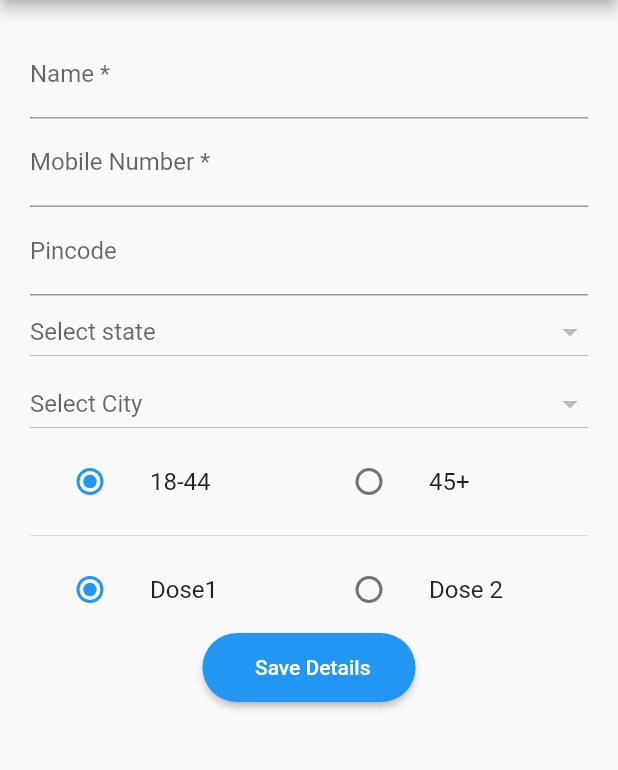
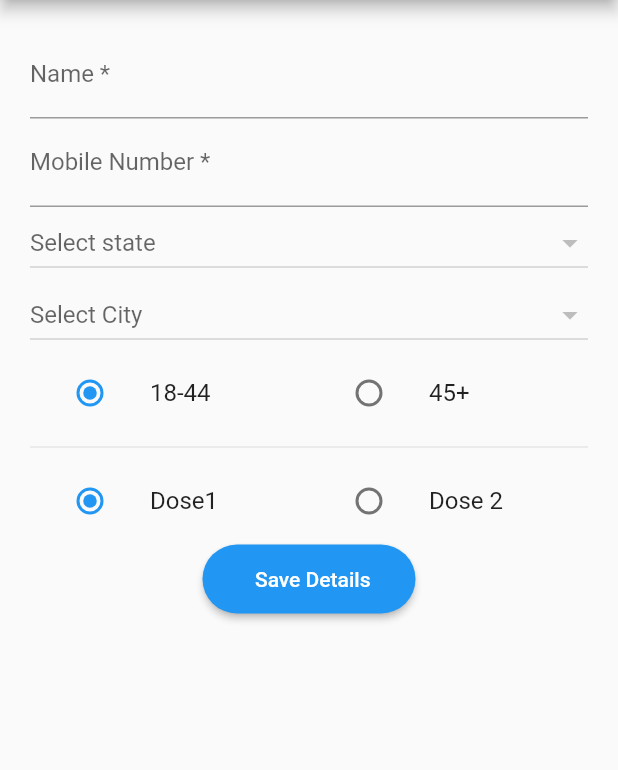
Before and after one commit to SaurishD/Vaccine_notifier, a Flutter app: the screen it shows after launch, on a phone screen of 412 x 824 dp, the part 84-854 px from its top. Run offline on Flutter 3.47's test engine with Material 2 defaults, Android fonts, the phone set to English and light mode, and no system bars; our stand-ins replace flutter_local_notifications, fluttertoast, shared_preferences; network calls fail.

Commit message:
Remove redundant parts of form. Make application ready for release

```diff
--- a/lib/form.dart
+++ b/lib/form.dart
@@ -39,11 +39,11 @@ class _MyCustomFormState extends State<MyCustomForm> {
   UserDose _dose = UserDose.Dose1;
   String _name = "";
   String _mobileNumber = "";
-  String _pincode = "";
+  //String _pincode = "";
   String _districtCode = "";
   TextEditingController _nameController = new TextEditingController();
   TextEditingController _mobileNumberController = new TextEditingController();
-  TextEditingController _pincodeController = new TextEditingController();
+  //TextEditingController _pincodeController = new TextEditingController();
 
   void _getValues() async {
     final pref = await SharedPreferences.getInstance();
@@ -55,8 +55,8 @@ class _MyCustomFormState extends State<MyCustomForm> {
       _mobileNumber = pref.getString('mobile') ?? "";
       _mobileNumberController.text = _mobileNumber;
 
-      _pincode = pref.getString('pincode') ?? "";
-      _pincodeController.text = _pincode;
+      //_pincode = pref.getString('pincode') ?? "";
+      //_pincodeController.text = _pincode;
 
       _age = UserAge.values[pref.getInt('age') ?? 0];
 
@@ -79,10 +79,10 @@ class _MyCustomFormState extends State<MyCustomForm> {
     pref.setString('mobile', value);
   }
 
-  void _setPincode(String value) async {
+  /*void _setPincode(String value) async {
     final pref = await SharedPreferences.getInstance();
     pref.setString('pincode', value);
-  }
+  }*/
 
   void _setDistrictCode(String value) async {
     final pref = await SharedPreferences.getInstance();
@@ -204,7 +204,7 @@ class _MyCustomFormState extends State<MyCustomForm> {
                             }
                           },
                         ),
-                        TextFormField(
+                        /*TextFormField(
                           controller: _pincodeController,
                           keyboardType: TextInputType.number,
                           decoration: InputDecoration(
@@ -220,7 +220,7 @@ class _MyCustomFormState extends State<MyCustomForm> {
                               return "Enter a valid pincode";
                             }
                           },
-                        ),
+                        ),*/
                         DropdownButton<String>(
                           value: selectedState,
                           onChanged: (String newValue) {
@@ -408,7 +408,7 @@ class _MyCustomFormState extends State<MyCustomForm> {
                               formKey.currentState.save();
                               _setName(_name);
                               _setMobileNumber(_mobileNumber);
-                              _setPincode(_pincode);
+                              //_setPincode(_pincode);
                               _setDistrictCode(_districtCode);
                               _setAge(_age);
                               //_setVaccine(_vaccineType);
```
Also changed, not shown: 2 other files.
